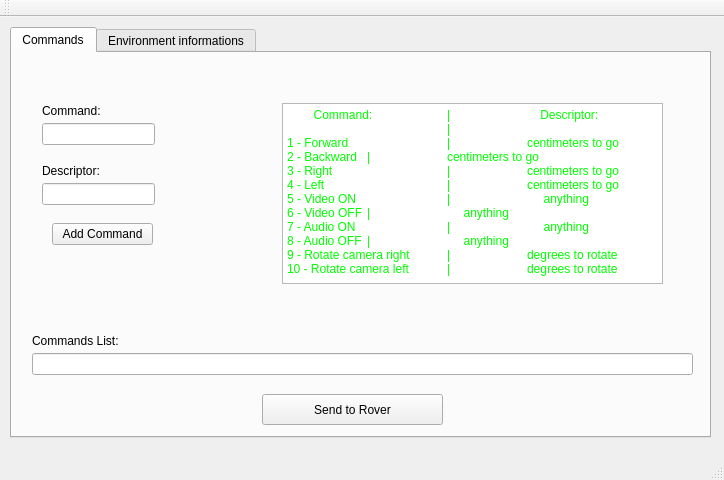
Old version of the form estacao_base/estacaobase.ui in the repository landtracker/EstacaoBaseQT.
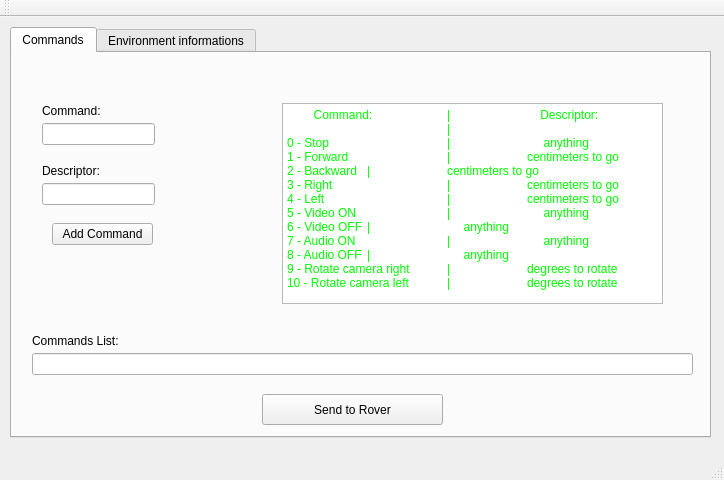
New version of the form.

Diff of the .ui file:
```diff
--- a/estacao_base/estacaobase.ui
+++ b/estacao_base/estacaobase.ui
@@ -131,7 +131,7 @@
         <x>270</x>
         <y>50</y>
         <width>381</width>
-        <height>181</height>
+        <height>201</height>
        </rect>
       </property>
       <property name="readOnly">
@@ -143,7 +143,8 @@
 p, li { white-space: pre-wrap; }
 &lt;/style&gt;&lt;/head&gt;&lt;body style=&quot; font-family:'Sans Serif'; font-size:9pt; font-weight:400; font-style:normal;&quot;&gt;
 &lt;p style=&quot; margin-top:0px; margin-bottom:0px; margin-left:0px; margin-right:0px; -qt-block-indent:0; text-indent:0px;&quot;&gt;&lt;span style=&quot; color:#00ff00;&quot;&gt;        Command:	|	    Descriptor:&lt;/span&gt;&lt;/p&gt;
-&lt;p style=&quot; margin-top:0px; margin-bottom:0px; margin-left:0px; margin-right:0px; -qt-block-indent:0; text-indent:0px;&quot;&gt;&lt;span style=&quot; color:#00ff00;&quot;&gt;		|	&lt;/span&gt;&lt;/p&gt;
+&lt;p style=&quot; margin-top:0px; margin-bottom:0px; margin-left:0px; margin-right:0px; -qt-block-indent:0; text-indent:0px;&quot;&gt;		&lt;span style=&quot; color:#00ff00;&quot;&gt;|&lt;/span&gt;&lt;/p&gt;
+&lt;p style=&quot; margin-top:0px; margin-bottom:0px; margin-left:0px; margin-right:0px; -qt-block-indent:0; text-indent:0px;&quot;&gt;&lt;span style=&quot; color:#00ff00;&quot;&gt;0 - Stop		|	     anything&lt;/span&gt;&lt;/p&gt;
 &lt;p style=&quot; margin-top:0px; margin-bottom:0px; margin-left:0px; margin-right:0px; -qt-block-indent:0; text-indent:0px;&quot;&gt;&lt;span style=&quot; color:#00ff00;&quot;&gt;1 - Forward		|	centimeters to go&lt;/span&gt;&lt;/p&gt;
 &lt;p style=&quot; margin-top:0px; margin-bottom:0px; margin-left:0px; margin-right:0px; -qt-block-indent:0; text-indent:0px;&quot;&gt;&lt;span style=&quot; color:#00ff00;&quot;&gt;2 - Backward	|	centimeters to go&lt;/span&gt;&lt;/p&gt;
 &lt;p style=&quot; margin-top:0px; margin-bottom:0px; margin-left:0px; margin-right:0px; -qt-block-indent:0; text-indent:0px;&quot;&gt;&lt;span style=&quot; color:#00ff00;&quot;&gt;3 - Right		|	centimeters to go&lt;/span&gt;&lt;/p&gt;
```
